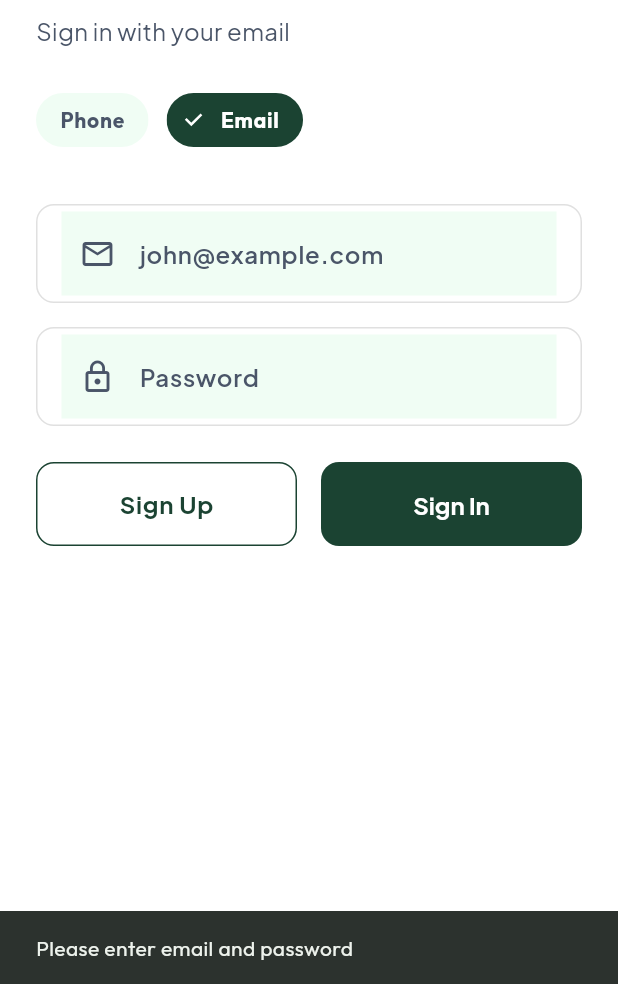
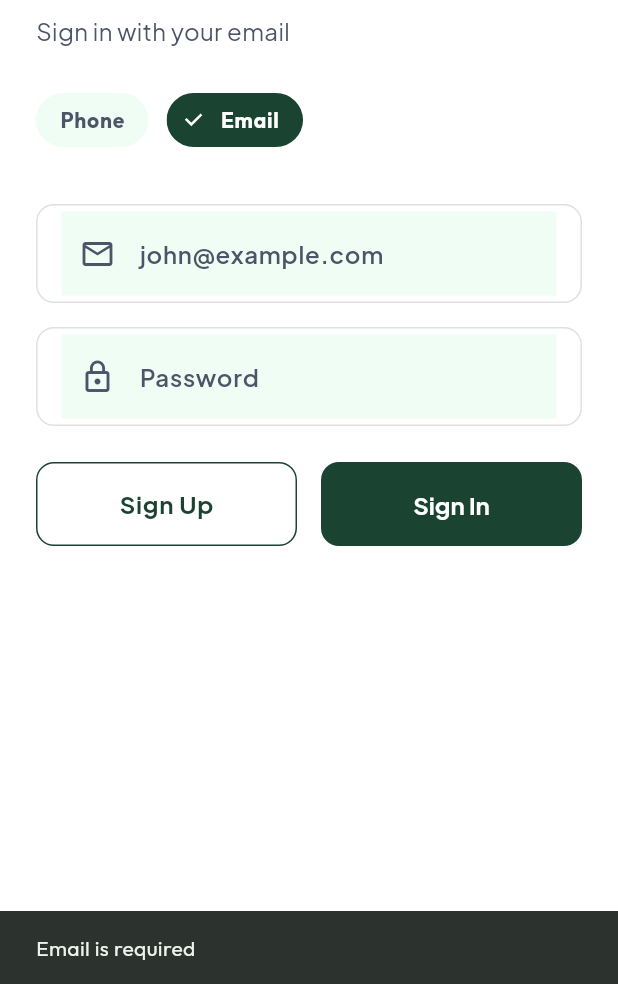
Before and after one commit to frost-guy-2006/VeGo, a Flutter app: the screen it shows after launch, after a tap on "Phone", after a tap on "Sign Up", on a phone screen of 412 x 824 dp, the part 252-1236 px from its top. Run offline on Flutter 3.47's test engine with Material 3 defaults, Android fonts, the phone set to English and light mode, and no system bars; our stand-ins replace cached_network_image, connectivity_plus, flutter_dotenv, flutter_map, flutter_riverpod, go_router and 7 more; accounts and stored records are empty.

Commit message:
Improve app robustness and input validation: - Enhance AppInitializer to handle missing .env gracefully - Replace manual validation in LoginScreen and OtpScreen with InputValidators - Add comprehensive tests for InputValidators - Remove unused validators.dart
Co-authored-by: frost-guy-2006 <183232967+frost-guy-2006@users.noreply.github.com>

```diff
--- a/freshflow/lib/core/init/app_initializer.dart
+++ b/freshflow/lib/core/init/app_initializer.dart
@@ -20,9 +20,17 @@ class AppInitializer {
     WidgetsFlutterBinding.ensureInitialized();
 
     // Load environment variables from .env file
-    await dotenv.load(fileName: '.env');
+    try {
+      await dotenv.load(fileName: '.env');
+    } catch (e) {
+      debugPrint('Error loading .env file: $e');
+    }
 
-    await _initSupabase();
+    try {
+      await _initSupabase();
+    } catch (e) {
+      debugPrint('Error initializing Supabase: $e');
+    }
 
     _initialized = true;
   }
--- a/freshflow/lib/features/auth/screens/login_screen.dart
+++ b/freshflow/lib/features/auth/screens/login_screen.dart
@@ -1,5 +1,6 @@
 import 'package:flutter/material.dart';
 import 'package:vego/core/providers/auth_provider.dart';
+import 'package:vego/core/utils/input_validators.dart';
 import 'package:vego/features/auth/screens/otp_screen.dart';
 import 'package:google_fonts/google_fonts.dart';
 import 'package:provider/provider.dart';
@@ -33,11 +34,11 @@ class _LoginScreenState extends State<LoginScreen> {
     final cleanedPhone = phone.replaceAll(RegExp(r'\s+'), '');
 
     // Validation
-    final phoneRegExp = RegExp(r'^[0-9]{10}$'); // Strict 10 digits
-    if (!phoneRegExp.hasMatch(cleanedPhone)) {
+    final validationError = InputValidators.validatePhone(cleanedPhone);
+    if (validationError != null) {
       if (mounted) {
         ScaffoldMessenger.of(context).showSnackBar(
-          const SnackBar(content: Text('Please enter a valid phone number')),
+          SnackBar(content: Text(validationError)),
         );
       }
       return;
@@ -71,9 +72,18 @@ class _LoginScreenState extends State<LoginScreen> {
     final email = _emailController.text.trim();
     final password = _passwordController.text.trim();
 
-    if (email.isEmpty || password.isEmpty) {
+    final emailError = InputValidators.validateEmail(email);
+    if (emailError != null) {
       ScaffoldMessenger.of(context).showSnackBar(
-        const SnackBar(content: Text('Please enter email and password')),
+        SnackBar(content: Text(emailError)),
+      );
+      return;
+    }
+
+    final passwordError = InputValidators.validateRequired(password, 'Password');
+    if (passwordError != null) {
+      ScaffoldMessenger.of(context).showSnackBar(
+        SnackBar(content: Text(passwordError)),
       );
       return;
     }
@@ -95,9 +105,18 @@ class _LoginScreenState extends State<LoginScreen> {
     final email = _emailController.text.trim();
     final password = _passwordController.text.trim();
 
-    if (email.isEmpty || password.isEmpty) {
+    final emailError = InputValidators.validateEmail(email);
+    if (emailError != null) {
       ScaffoldMessenger.of(context).showSnackBar(
-        const SnackBar(content: Text('Please enter email and password')),
+        SnackBar(content: Text(emailError)),
+      );
+      return;
+    }
+
+    final passwordError = InputValidators.validatePassword(password);
+    if (passwordError != null) {
+      ScaffoldMessenger.of(context).showSnackBar(
+        SnackBar(content: Text(passwordError)),
       );
       return;
     }
```
Also changed, not shown: freshflow/lib/core/utils/validators.dart (deleted, +0 -56 lines), freshflow/lib/features/auth/screens/otp_screen.dart (+11 -1 lines), 1 other file.
